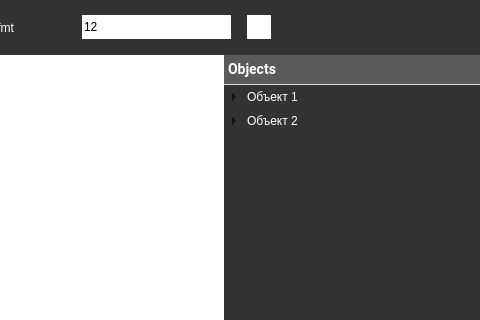
First picture: the form in Widgets/mainwindow.ui, repository CubieProg/MiniDraw, before the edit; both pictures show x 396 to 876 and y 0 to 320 of the 876 by 550 pixel window.
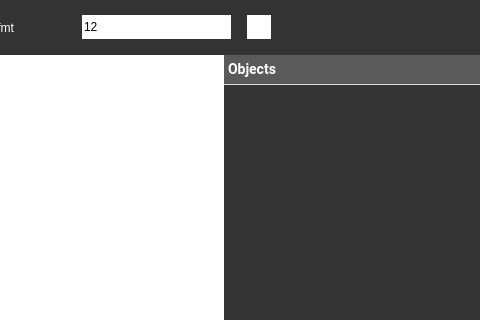
Second picture: the form after the edit. Icons and pictures are not drawn. Custom widgets are drawn as their Qt base class.

```diff
--- a/Widgets/mainwindow.ui
+++ b/Widgets/mainwindow.ui
@@ -1433,26 +1433,6 @@
                  <string>Objects</string>
                 </property>
                </column>
-               <item>
-                <property name="text">
-                 <string>Объект 1</string>
-                </property>
-                <item>
-                 <property name="text">
-                  <string>Какая то херь</string>
-                 </property>
-                </item>
-               </item>
-               <item>
-                <property name="text">
-                 <string>Объект 2</string>
-                </property>
-                <item>
-                 <property name="text">
-                  <string>Ещё херь</string>
-                 </property>
-                </item>
-               </item>
               </widget>
              </item>
             </layout>
```
